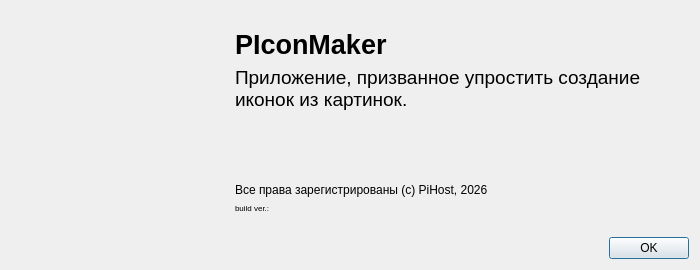
Above: PIconMaker/about_dialog.ui from SolovyovAA/PIconMaker before the change. Below: the same form after it.
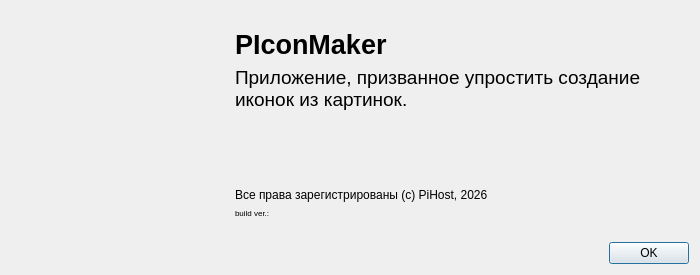
That is the form after the change. Icons and pictures are not drawn.

Commit message: Fix size properties

The edit to the form file:
```diff
--- a/PIconMaker/about_dialog.ui
+++ b/PIconMaker/about_dialog.ui
@@ -10,19 +10,19 @@
     <x>0</x>
     <y>0</y>
     <width>700</width>
-    <height>270</height>
+    <height>275</height>
    </rect>
   </property>
   <property name="minimumSize">
    <size>
     <width>700</width>
-    <height>270</height>
+    <height>275</height>
    </size>
   </property>
   <property name="maximumSize">
    <size>
     <width>700</width>
-    <height>270</height>
+    <height>275</height>
    </size>
   </property>
   <property name="windowTitle">
```
Left out of the diff: 1 changed line with no effect on the pictures.
